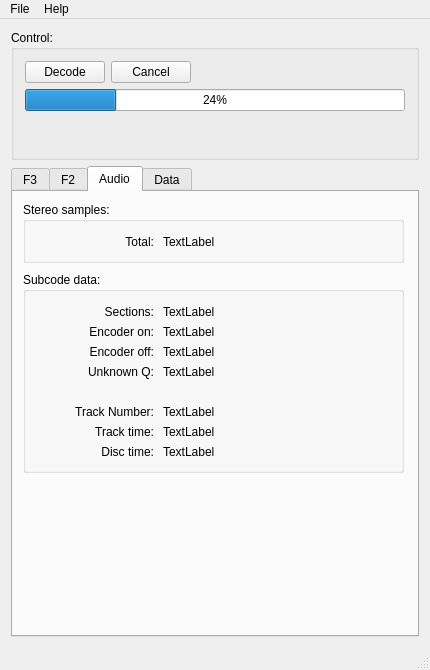
Before: the Qt Designer form tools/ld-process-efm/mainwindow.ui in happycube/ld-decode, drawn with Qt 5.
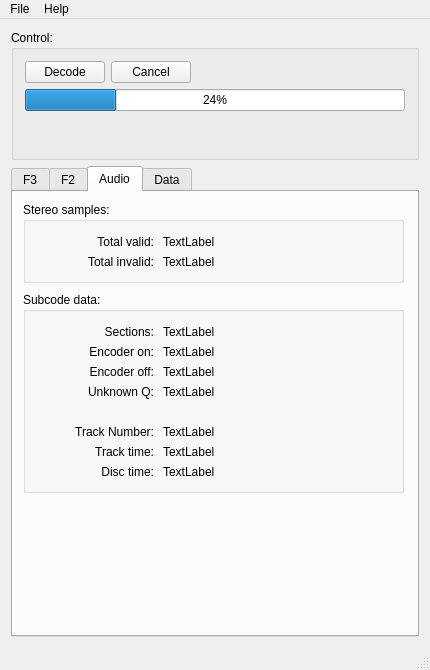
After: the same form once the commit is applied. Icons and pictures are not drawn.

Commit message: ld-decode-efm can now track and report if audio decoding results in bad audio samples - WIP #228

What changed in the file:
```diff
--- a/tools/ld-process-efm/mainwindow.ui
+++ b/tools/ld-process-efm/mainwindow.ui
@@ -716,7 +716,7 @@
             <x>10</x>
             <y>10</y>
             <width>381</width>
-            <height>61</height>
+            <height>81</height>
            </rect>
           </property>
           <property name="title">
@@ -732,7 +732,7 @@
             </rect>
            </property>
            <property name="text">
-            <string>Total:</string>
+            <string>Total valid:</string>
            </property>
            <property name="alignment">
             <set>Qt::AlignRight|Qt::AlignTrailing|Qt::AlignVCenter</set>
@@ -751,12 +751,41 @@
             <string>TextLabel</string>
            </property>
           </widget>
+          <widget class="QLabel" name="label_31">
+           <property name="geometry">
+            <rect>
+             <x>10</x>
+             <y>50</y>
+             <width>121</width>
+             <height>20</height>
+            </rect>
+           </property>
+           <property name="text">
+            <string>Total invalid:</string>
+           </property>
+           <property name="alignment">
+            <set>Qt::AlignRight|Qt::AlignTrailing|Qt::AlignVCenter</set>
+           </property>
+          </widget>
+          <widget class="QLabel" name="audio_totalInvalidSamples">
+           <property name="geometry">
+            <rect>
+             <x>140</x>
+             <y>50</y>
+             <width>231</width>
+             <height>20</height>
+            </rect>
+           </property>
+           <property name="text">
+            <string>TextLabel</string>
+           </property>
+          </widget>
          </widget>
          <widget class="QGroupBox" name="groupBox_8">
           <property name="geometry">
            <rect>
             <x>10</x>
-            <y>80</y>
+            <y>100</y>
             <width>381</width>
             <height>201</height>
            </rect>
```
Left out of the diff: 2 changed lines with no effect on the pictures. The commit also changes 11 other files.
